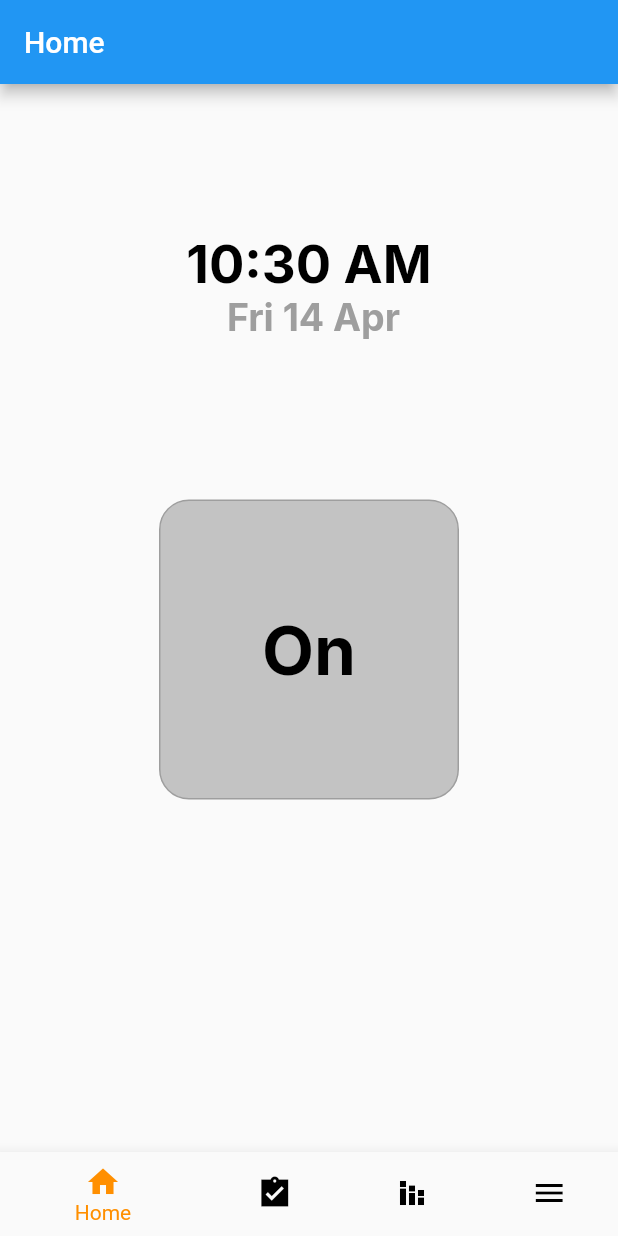
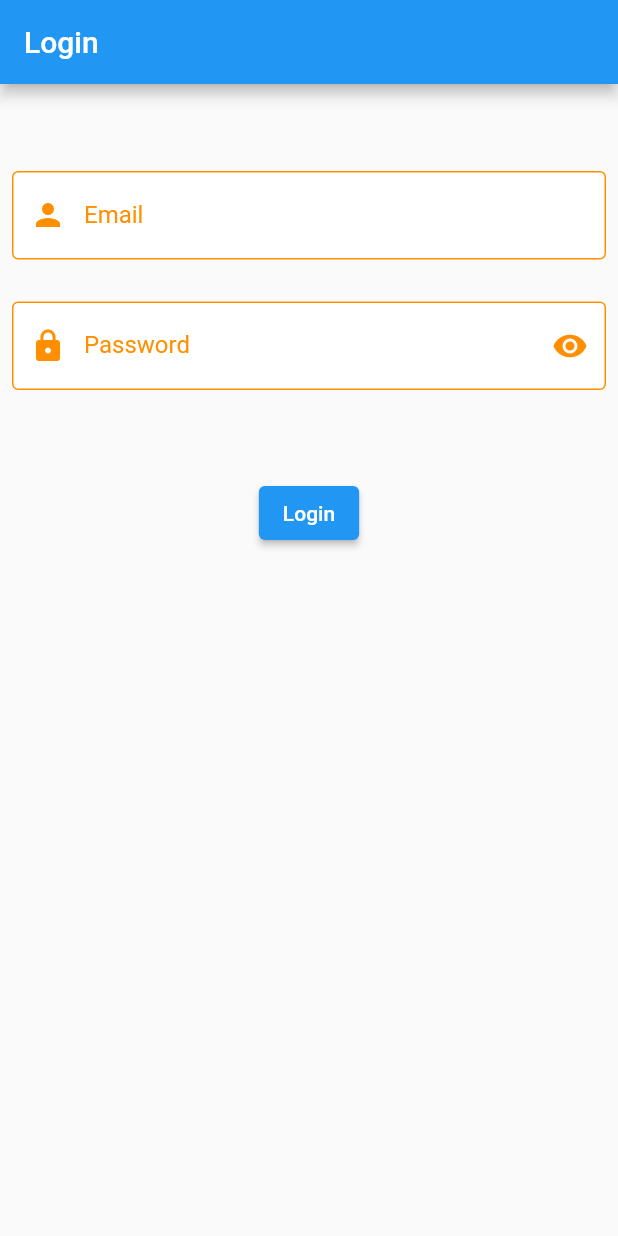
Before and after one commit to SEM-6-MP2-0/Attendence-App, a Flutter app: the screen it shows after launch, on a phone screen of 412 x 824 dp. Run offline on Flutter 3.47's test engine with Material 2 defaults, Android fonts, the phone set to English and light mode, and no system bars; our stand-ins replace flutter_secure_storage, fluttertoast, google_fonts.

Commit message:
login page

```diff
--- /dev/null
+++ b/lib/Pages/Utils/loading.dart
@@ -0,0 +1,21 @@
+import 'package:flutter/material.dart';
+
+class LoadingDialog extends StatelessWidget {
+  const LoadingDialog({super.key});
+
+  @override
+  Widget build(BuildContext context) {
+    return AlertDialog(
+      content: Row(
+        children: const [
+          CircularProgressIndicator(),
+          SizedBox(width: 20),
+          Padding(
+            padding: EdgeInsets.all(10),
+            child: Text("Loading..."),
+          )
+        ],
+      ),
+    );
+  }
+}
--- /dev/null
+++ b/lib/Pages/login.dart
@@ -0,0 +1,180 @@
+import 'package:attendenceapp/Pages/Utils/loading.dart';
+import 'package:attendenceapp/Repository/Auth/login.dart';
+import 'package:attendenceapp/main.dart';
+import 'package:flutter/material.dart';
+import 'package:fluttertoast/fluttertoast.dart';
+
+import '../Styles/colors.dart';
+
+class LoginPage extends StatefulWidget {
+  const LoginPage({super.key});
+
+  @override
+  State<LoginPage> createState() => _LoginPageState();
+}
+
+class _LoginPageState extends State<LoginPage> {
+  final TextEditingController emailController = TextEditingController();
+  final TextEditingController passwordController = TextEditingController();
+
+  @override
+  void dispose() {
+    emailController.dispose();
+    passwordController.dispose();
+    super.dispose();
+  }
+
+  @override
+  Widget build(BuildContext context) {
+    return Scaffold(
+      appBar: AppBar(title: const Text("Login")),
+      body: Column(
+        children: [
+          SizedBox(height: 50),
+          InputField(
+            controller: emailController,
+            icon: Icon(
+              Icons.person,
+              color: CusColors.yellowD!,
+            ),
+            text: "Email",
+          ),
+          SizedBox(height: 20),
+          PasswordInputField(controller: passwordController),
+          SizedBox(height: 50),
+          ElevatedButton(
+            onPressed: () async {
+              showDialog(
+                barrierDismissible: false,
+                context: context,
+                builder: (BuildContext context) {
+                  return const LoadingDialog();
+                },
+              );
+              bool res =
+                  await login(emailController.text, passwordController.text);
+              Navigator.pop(context);
+              if (res) {
+                Navigator.push(
+                    context, MaterialPageRoute(builder: (_) => MainPage()));
+              } else {
+                Fluttertoast.showToast(msg: "Login Failed");
+              }
+            },
+            child: const Text("Login"),
+          ),
+        ],
+      ),
+    );
+  }
+}
+
+class InputField extends StatelessWidget {
+  final String text;
+  final Icon icon;
+  final TextEditingController controller;
+  final Widget? actions;
+  const InputField({
+    Key? key,
+    required this.controller,
+    required this.icon,
+    required this.text,
+    this.actions,
+  }) : super(key: key);
+
+  @override
+  Widget build(BuildContext context) {
+    return Padding(
+      padding: const EdgeInsets.fromLTRB(8.0, 8.0, 8.0, 0),
+      child: Row(
+        children: [
+          Expanded(
+            child: TextFormField(
+              textInputAction: TextInputAction.next,
+              controller: controller,
+              decoration: InputDecoration(
+                focusedBorder: OutlineInputBorder(
+                  borderSide: BorderSide(
+                    color: CusColors.yellowD!,
+                  ),
+                  borderRadius: BorderRadius.circular(4),
+                ),
+                enabledBorder: OutlineInputBorder(
+                  borderSide: BorderSide(
+                    color: CusColors.yellowD!,
+                  ),
+                ),
+                prefixIcon: icon,
+                filled: true,
+                fillColor: Colors.white,
+                labelText: text,
+                labelStyle: TextStyle(color: CusColors.yellowD!),
+              ),
+            ),
+          ),
+          if (actions != null) actions!,
+        ],
+      ),
+    );
+  }
+}
+
+class PasswordInputField extends StatefulWidget {
+  final TextEditingController controller;
+  const PasswordInputField({
+    required this.controller,
+    Key? key,
+  }) : super(key: key);
+
+  @override
+  State<PasswordInputField> createState() => _PasswordInputFieldState();
+}
+
+class _PasswordInputFieldState extends State<PasswordInputField> {
+  bool isHidden = true;
+
+  @override
+  Widget build(BuildContext context) {
+    return Padding(
+      padding: const EdgeInsets.all(8.0),
+      child: TextFormField(
+        textInputAction: TextInputAction.done,
+        controller: widget.controller,
+        obscureText: isHidden,
+        keyboardType: TextInputType.visiblePassword,
+        decoration: InputDecoration(
+          suffixIcon: IconButton(
+            icon: isHidden
+                ? Icon(
+                    Icons.visibility,
+                    color: CusColors.yellowD,
+                  )
+                : Icon(
+                    Icons.visibility_off,
+                    color: CusColors.yellowD,
+                  ),
+            onPressed: () {
+              setState(() {
+                isHidden = !isHidden;
+              });
+            },
+          ),
+          focusedBorder: OutlineInputBorder(
+              borderSide: BorderSide(
+                color: CusColors.yellowD!,
+              ),
+              borderRadius: BorderRadius.circular(4)),
+          enabledBorder: OutlineInputBorder(
+              borderSide: BorderSide(
+            color: CusColors.yellowD!,
+          )),
+          prefixIcon: Icon(Icons.lock, color: CusColors.yellowD!),
+          filled: true,
+          fillColor: Colors.white,
+          labelText: 'Password',
+          labelStyle: TextStyle(color: CusColors.yellowD!),
+        ),
+      ),
+    );
+  }
+}
--- a/lib/Repository/Auth/login.dart
+++ b/lib/Repository/Auth/login.dart
@@ -17,7 +17,8 @@ Future<bool> login(String email, String password) async {
   if (response.statusCode == 200) {
     const storage = FlutterSecureStorage();
     final res = jsonDecode(response.body);
-    await storage.write(key: "token", value: res["token"]);
+    print(res);
+    await storage.write(key: "token", value: res["token"]["token"]);
     return true;
   } else {
     print(response.statusCode);
--- a/lib/main.dart
+++ b/lib/main.dart
@@ -1,3 +1,4 @@
+import 'package:attendenceapp/Pages/login.dart';
 import 'package:flutter/material.dart';
 
 import 'Pages/attendance.dart';
@@ -21,7 +22,7 @@ class MyApp extends StatelessWidget {
       theme: ThemeData(
         primarySwatch: Colors.blue,
       ),
-      home: const MainPage(),
+      home: const LoginPage(),
     );
   }
 }
```
